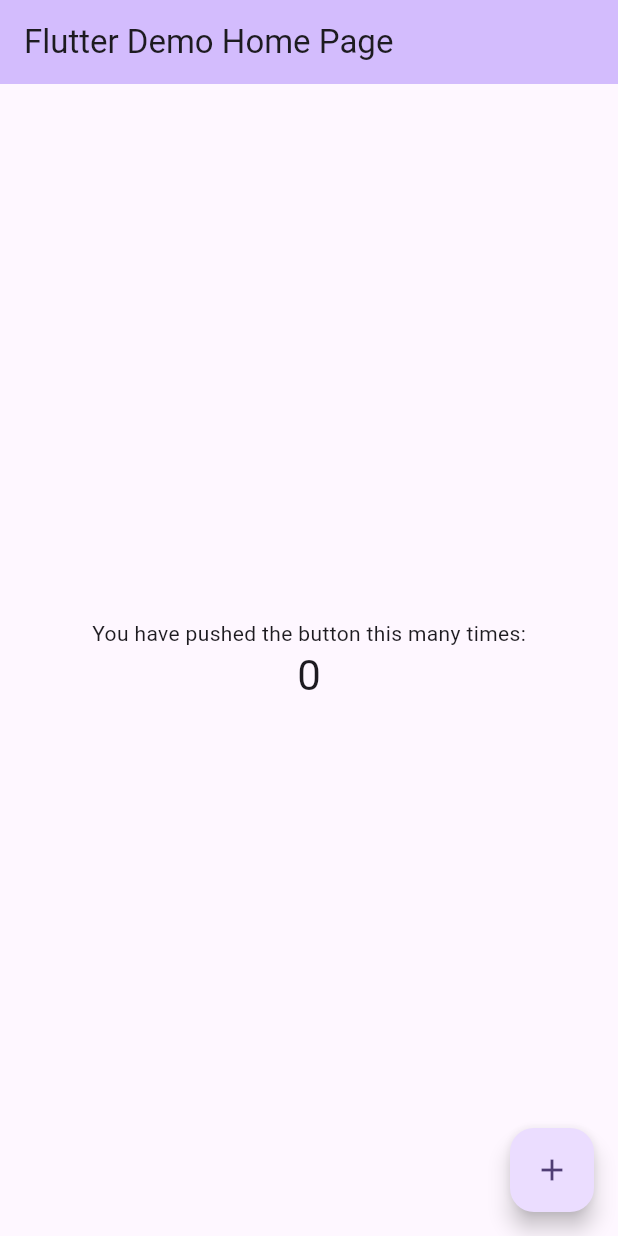
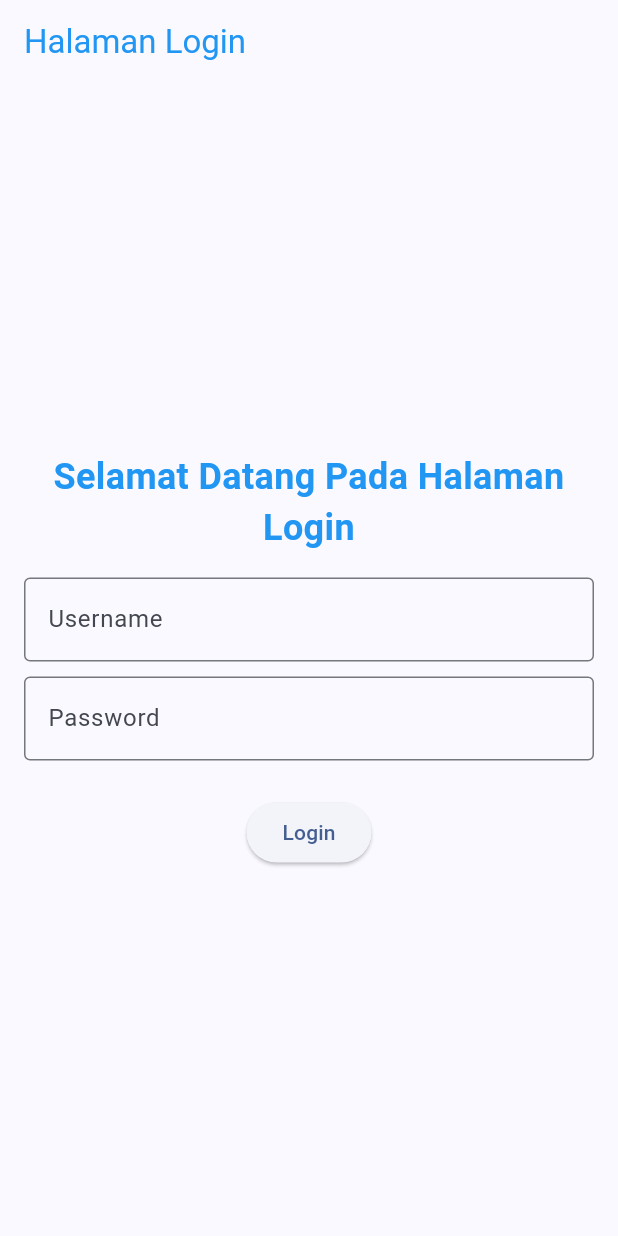
Before and after one commit to gusdewira/appsiswa, a Flutter app: the screen it shows after launch, on a phone screen of 412 x 824 dp. Run offline on Flutter 3.47's test engine with Material 2 defaults, Android fonts, the phone set to English and light mode, and no system bars.

Commit message:
my project

```diff
--- a/lib/main.dart
+++ b/lib/main.dart
@@ -1,3 +1,4 @@
+import 'package:app_siswa/screens/login.dart';
 import 'package:flutter/material.dart';
 
 void main() {
@@ -7,119 +8,15 @@ void main() {
 class MyApp extends StatelessWidget {
   const MyApp({super.key});
 
-  // This widget is the root of your application.
   @override
   Widget build(BuildContext context) {
     return MaterialApp(
-      title: 'Flutter Demo',
+      debugShowCheckedModeBanner: false,
       theme: ThemeData(
-        // This is the theme of your application.
-        //
-        // TRY THIS: Try running your application with "flutter run". You'll see
-        // the application has a blue toolbar. Then, without quitting the app,
-        // try changing the seedColor in the colorScheme below to Colors.green
-        // and then invoke "hot reload" (save your changes or press the "hot
-        // reload" button in a Flutter-supported IDE, or press "r" if you used
-        // the command line to start the app).
-        //
-        // Notice that the counter didn't reset back to zero; the application
-        // state is not lost during the reload. To reset the state, use hot
-        // restart instead.
-        //
-        // This works for code too, not just values: Most code changes can be
-        // tested with just a hot reload.
-        colorScheme: ColorScheme.fromSeed(seedColor: Colors.deepPurple),
+        colorScheme: ColorScheme.fromSeed(seedColor: Colors.blueAccent),
         useMaterial3: true,
       ),
-      home: const MyHomePage(title: 'Flutter Demo Home Page'),
+      home: LoginForm(),
     );
   }
 }
-
-class MyHomePage extends StatefulWidget {
-  const MyHomePage({super.key, required this.title});
-
-  // This widget is the home page of your application. It is stateful, meaning
-  // that it has a State object (defined below) that contains fields that affect
-  // how it looks.
-
-  // This class is the configuration for the state. It holds the values (in this
-  // case the title) provided by the parent (in this case the App widget) and
-  // used by the build method of the State. Fields in a Widget subclass are
-  // always marked "final".
-
-  final String title;
-
-  @override
-  State<MyHomePage> createState() => _MyHomePageState();
-}
-
-class _MyHomePageState extends State<MyHomePage> {
-  int _counter = 0;
-
-  void _incrementCounter() {
-    setState(() {
-      // This call to setState tells the Flutter framework that something has
-      // changed in this State, which causes it to rerun the build method below
-      // so that the display can reflect the updated values. If we changed
-      // _counter without calling setState(), then the build method would not be
-      // called again, and so nothing would appear to happen.
-      _counter++;
-    });
-  }
-
-  @override
-  Widget build(BuildContext context) {
-    // This method is rerun every time setState is called, for instance as done
-    // by the _incrementCounter method above.
-    //
-    // The Flutter framework has been optimized to make rerunning build methods
-    // fast, so that you can just rebuild anything that needs updating rather
-    // than having to individually change instances of widgets.
-    return Scaffold(
-      appBar: AppBar(
-        // TRY THIS: Try changing the color here to a specific color (to
-        // Colors.amber, perhaps?) and trigger a hot reload to see the AppBar
-        // change color while the other colors stay the same.
-        backgroundColor: Theme.of(context).colorScheme.inversePrimary,
-        // Here we take the value from the MyHomePage object that was created by
-        // the App.build method, and use it to set our appbar title.
-        title: Text(widget.title),
-      ),
-      body: Center(
-        // Center is a layout widget. It takes a single child and positions it
-        // in the middle of the parent.
-        child: Column(
-          // Column is also a layout widget. It takes a list of children and
-          // arranges them vertically. By default, it sizes itself to fit its
-          // children horizontally, and tries to be as tall as its parent.
-          //
-          // Column has various properties to control how it sizes itself and
-          // how it positions its children. Here we use mainAxisAlignment to
-          // center the children vertically; the main axis here is the vertical
-          // axis because Columns are vertical (the cross axis would be
-          // horizontal).
-          //
-          // TRY THIS: Invoke "debug painting" (choose the "Toggle Debug Paint"
-          // action in the IDE, or press "p" in the console), to see the
-          // wireframe for each widget.
-          mainAxisAlignment: MainAxisAlignment.center,
-          children: <Widget>[
-            const Text(
-              'You have pushed the button this many times:',
-            ),
-            Text(
-              '$_counter',
-              style: Theme.of(context).textTheme.headlineMedium,
-            ),
-          ],
-        ),
-      ),
-      floatingActionButton: FloatingActionButton(
-        onPressed: _incrementCounter,
-        tooltip: 'Increment',
-        child: const Icon(Icons.add),
-      ), // This trailing comma makes auto-formatting nicer for build methods.
-    );
-  }
-}
--- /dev/null
+++ b/lib/screens/login.dart
@@ -0,0 +1,114 @@
+import 'package:flutter/material.dart';
+import './home_page.dart';
+
+class LoginForm extends StatefulWidget {
+  const LoginForm({super.key});
+
+  @override
+  State<LoginForm> createState() => _LoginFormState();
+}
+
+class _LoginFormState extends State<LoginForm> {
+  final TextEditingController usernameController = TextEditingController();
+  final TextEditingController passwordController = TextEditingController();
+  bool firsTimeOpened = true;
+
+  void _handleLogin() {
+    final String username = usernameController.text;
+    final String password = passwordController.text;
+
+    if (firsTimeOpened && username == 'username' && password == '12345') {
+      firsTimeOpened = false;
+      Navigator.pushReplacement(
+        context,
+        MaterialPageRoute(builder: (context) => SiswaPage()),
+      );
+      // showDialog(
+      //   context: context,
+      //   builder: (BuildContext context) {
+      //     return Column(
+      //       mainAxisAlignment: MainAxisAlignment.center,
+      //       children: [],
+      //     );
+      //   },
+      // );
+    } else {
+      showDialog(
+        context: context,
+        builder: (BuildContext context) {
+          return AlertDialog(
+            title: Column(
+              mainAxisAlignment: MainAxisAlignment.center,
+              children: [
+                Text('Login Gagal', style: TextStyle(color: Colors.red))
+              ],
+            ),
+            content: Text(
+                'Username atau Password Salah.'),
+            actions: <Widget>[
+              TextButton(
+                child: Text('Kembali'),
+                onPressed: () {
+                  Navigator.of(context).pop();
+                },
+              ),
+            ],
+          );
+        },
+      );
+    }
+  }
+
+  @override
+  Widget build(BuildContext context) {
+    return Scaffold(
+      appBar: AppBar(
+        title: Text(
+          'Halaman Login',
+          style: TextStyle(color: Colors.blue),
+        ),
+      ),
+      body: Center(
+        child: Padding(
+          padding: const EdgeInsets.all(16.0),
+          child: Column(
+            mainAxisAlignment: MainAxisAlignment.center,
+            children: <Widget>[
+              const Text(
+                'Selamat Datang Pada Halaman Login',
+                style: TextStyle(
+                  fontSize: 24.0,
+                  color: Colors.blue,
+                  fontWeight: FontWeight.bold,
+                ),
+                textAlign: TextAlign.center,
+              ),
+              const SizedBox(height: 16.0),
+              TextField(
+                controller: usernameController,
+                decoration: InputDecoration(
+                  labelText: 'Username',
+                  border: OutlineInputBorder(),
+                ),
+              ),
+              const SizedBox(height: 10.0),
+              TextField(
+                controller: passwordController,
+                obscureText: true,
+                decoration: InputDecoration(
+                  labelText: 'Password',
+                  border: OutlineInputBorder(),
+                ),
+              ),
+              const SizedBox(height: 24.0),
+              ElevatedButton(
+                onPressed: _handleLogin,
+                child: Text('Login'),
+              ),
+            ],
+          ),
+        ),
+      ),
+    );
+  }
+}
```
Also changed, not shown: lib/data/models/siswa_model.dart (added, +24 -0 lines), lib/screens/home_page.dart (added, +283 -0 lines), lib/widgets/custom_text_field.dart (added, +26 -0 lines).
